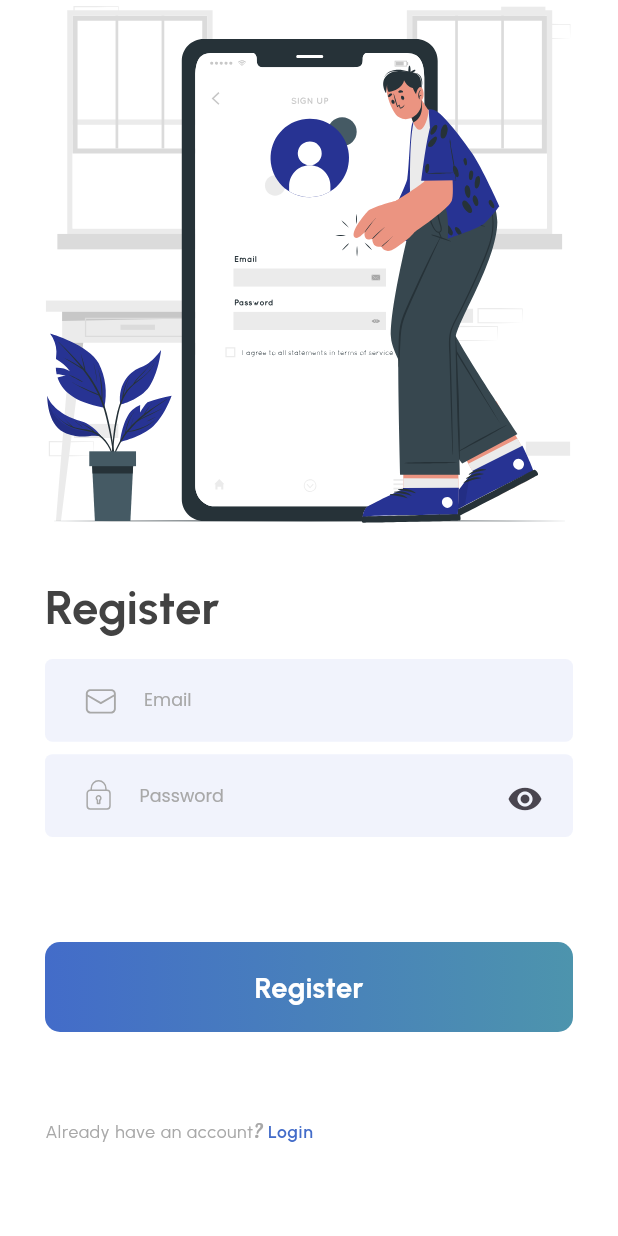
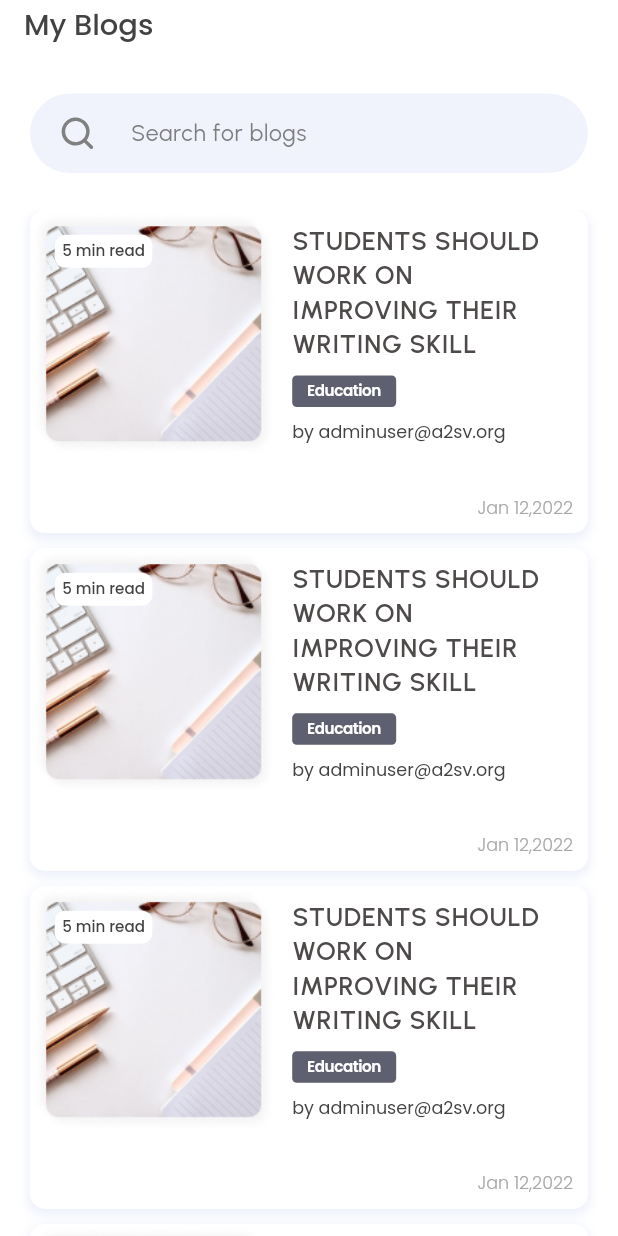
Before and after one commit to A2SV/Ghana-G4-Starter-Project, a Flutter app: the screen it shows after launch, on a phone screen of 412 x 824 dp. Run offline on Flutter 3.47's test engine with Material 3 defaults, Android fonts, the phone set to English and light mode, and no system bars; our stand-ins replace bloc, dartz, dotted_border, equatable, flutter_bloc, flutter_svg and 5 more.

Commit message:
feat(mobile): added all blogs screen

```diff
--- a/mobile/lib/src/core/routes/app_routes.dart
+++ b/mobile/lib/src/core/routes/app_routes.dart
@@ -3,6 +3,7 @@ import 'package:go_router/go_router.dart';
 import 'package:starter_project/src/features/auth/presentation/pages/otp_screen.dart';
 import 'package:starter_project/src/features/auth/presentation/pages/register_screen.dart';
 import 'package:starter_project/src/features/blog/presentation/pages/add_blog_screen.dart';
+import 'package:starter_project/src/features/blog/presentation/pages/all_blogs_screen.dart';
 import 'package:starter_project/src/features/blog/presentation/pages/edit_blog_screen.dart';
 import '../widgets/test_page.dart';
 
@@ -13,6 +14,7 @@ class AppRoutes {
   static const String registerScreen = 'register-screen';
   static const String addblogScreen = 'add-blog-screen';
   static const String editblogScreen = 'edit-blog-screen';
+  static const String allblogsScreen = 'all-blogs-screen';
 }
 
 //* Custom transition page
@@ -67,4 +69,9 @@ final routes = <GoRoute>[
     path: '/${EditBlogScreen.routeName}',
     builder: (context, state) => const EditBlogScreen(),
   ),
+  GoRoute(
+    name: AppRoutes.allblogsScreen,
+    path: '/${AllBlogsScreen.routeName}',
+    builder: (context, state) => const AllBlogsScreen(),
+  ),
 ];
--- a/mobile/lib/src/core/routes/routes_config.dart
+++ b/mobile/lib/src/core/routes/routes_config.dart
@@ -15,7 +15,7 @@ class AppRouter extends StatelessWidget {
   static GoRouter createRoute() {
     return GoRouter(
       redirect: ((context, state) => redirect(state)),
-      initialLocation: "/register-screen",
+      initialLocation: "/all-blogs-screen",
       routes: routes,
       observers: [],
     );
--- a/mobile/lib/src/core/theme/app_light_theme_colors.dart
+++ b/mobile/lib/src/core/theme/app_light_theme_colors.dart
@@ -8,4 +8,8 @@ class AppLightThemeColors {
   static const kBlackTextColor = Color.fromRGBO(53, 53, 53, 1);
   static const kFieldBackgroundColor = Color.fromRGBO(241, 243, 252, 1);
   static const kPrimaryLightColor = Color.fromRGBO(77, 148, 173, 1);
+  static const kOnSecondaryBackgroundLightColor = Colors.white;
+  static const kSecondaryBackgroundColor =  Color.fromRGBO(94, 95, 111, 1);
+  static const kTertiaryTextColor =  Color.fromRGBO(77, 74, 73, 1);
+
 }
--- a/mobile/lib/src/core/theme/theme_config.dart
+++ b/mobile/lib/src/core/theme/theme_config.dart
@@ -21,6 +21,7 @@ class ThemeConfig {
           fontSize: 18.sp,
         ),
       ),
+      cardColor: Colors.white,
       inputDecorationTheme: const InputDecorationTheme(
         fillColor: AppLightThemeColors.kFieldBackgroundColor,
       ),
--- /dev/null
+++ b/mobile/lib/src/core/widgets/blog_card.dart
@@ -0,0 +1,114 @@
+import 'package:flutter/material.dart';
+import 'package:responsive_sizer/responsive_sizer.dart';
+import 'package:starter_project/generated/assets.gen.dart';
+import 'package:starter_project/src/core/theme/app_light_theme_colors.dart';
+import 'package:starter_project/src/core/utils/custom_extensions.dart';
+
+class BlogCard extends StatelessWidget {
+  const BlogCard({
+    super.key,
+  });
+
+  @override
+  Widget build(BuildContext context) {
+    return Container(
+      decoration: BoxDecoration(
+        color: Colors.white,
+        boxShadow: [
+          BoxShadow(
+            color: AppLightThemeColors.kPrimaryColor.withOpacity(0.1),
+            spreadRadius: 1,
+            blurRadius: 5,
+            offset: const Offset(0, 3),
+          ),
+        ],
+        borderRadius: BorderRadius.circular(10.0),
+      ),
+      child: Column(
+        crossAxisAlignment: CrossAxisAlignment.end,
+        children: [
+          Row(
+            children: [
+              Stack(
+                alignment: Alignment.topLeft,
+                children: [
+                  Assets.images.blogPlaceholder.path
+                      .asAssetImage(height: 20.h)
+                      .rightPadding(10.0),
+                  Container(
+                    decoration: BoxDecoration(
+                      color: AppLightThemeColors.kOnSecondaryBackgroundLightColor,
+                      borderRadius: BorderRadius.circular(7.0),
+                    ),
+                    child: Text(
+                      '5 min read',
+                      maxLines: 1,
+                      style: context.textTheme.displayMedium!.copyWith(
+                        color: AppLightThemeColors.kDarkTextColor,fontSize: 13.sp,
+                      ),
+                    ).allPadding(5.0),
+                  ).symmetricPadding(4.w, 2.h),
+                ],
+              ),
+              Expanded(
+                child: Column(
+                  crossAxisAlignment: CrossAxisAlignment.start,
+                  mainAxisAlignment: MainAxisAlignment.start,
+                  children: [
+                    SizedBox(
+                      height: 11.h,
+                      width: 40.w,
+                      child: Text(
+                        'STUDENTS SHOULD WORK ON IMPROVING THEIR WRITING SKILL',
+                        softWrap: true,
+                        maxLines: 4,
+                        overflow: TextOverflow.ellipsis,
+                        style: context.textTheme.labelMedium!.copyWith(
+                          fontWeight: FontWeight.w600,
+                          fontSize: 17.sp,
+                          color: AppLightThemeColors.kTertiaryTextColor,
+                        ),
+                      ),
+                    ),
+                    Container(
+                      decoration: BoxDecoration(
+                        color: AppLightThemeColors.kSecondaryBackgroundColor,
+                        borderRadius: BorderRadius.circular(3.0),
+                      ),
+                      child: Text(
+                        'Education',
+                        maxLines: 1,
+                        style: context.textTheme.displayLarge!.copyWith(
+                          fontSize: 13.sp,
+                          color: AppLightThemeColors
+                              .kOnSecondaryBackgroundLightColor,
+                        ),
+                      ).symmetricPadding(10.0, 5.0),
+                    ).verticalPadding(10.0),
+                    Text(
+                      'by adminuser@a2sv.org',
+                      maxLines: 1,
+                      style: context.textTheme.displaySmall!.copyWith(
+                        color: AppLightThemeColors.kDarkTextColor,
+                      ),
+                    ),
+                  ],
+                ),
+              ),
+            ],
+          ),
+          SizedBox(
+            height: 2.h,
+          ),
+          Text(
+            'Jan 12,2022',
+            style: context.textTheme.displaySmall!.copyWith(
+              fontWeight: FontWeight.w300,
+              fontSize: 14.sp,
+            ),
+          ).allPadding(10.0),
+        ],
+      ),
+    );
+  }
+}
--- a/mobile/lib/src/core/widgets/widgets.dart
+++ b/mobile/lib/src/core/widgets/widgets.dart
@@ -1 +1,4 @@
 export 'test_page.dart';
+export 'custom_button.dart';
+export 'custom_textformfield.dart';
+export 'blog_card.dart';
--- /dev/null
+++ b/mobile/lib/src/features/blog/presentation/pages/all_blogs_screen.dart
@@ -0,0 +1,75 @@
+import 'package:flutter/material.dart';
+import 'package:responsive_sizer/responsive_sizer.dart';
+import 'package:starter_project/generated/assets.gen.dart';
+import 'package:starter_project/src/core/theme/app_light_theme_colors.dart';
+import 'package:starter_project/src/core/utils/custom_extensions.dart';
+import 'package:starter_project/src/core/widgets/widgets.dart';
+
+class AllBlogsScreen extends StatefulWidget {
+  static const String routeName = 'all-blogs-screen';
+  const AllBlogsScreen({super.key});
+
+  @override
+  State<AllBlogsScreen> createState() => _AllBlogsScreenState();
+}
+
+class _AllBlogsScreenState extends State<AllBlogsScreen> {
+  late final TextEditingController _searchController;
+  @override
+  Widget build(BuildContext context) {
+    return Scaffold(
+      appBar: AppBar(
+        title: Text(
+          'My Blogs',
+          style: context.textTheme.displayMedium!.copyWith(
+            color: AppLightThemeColors.kDarkTextColor,
+            fontSize: 18.sp,
+          ),
+        ),
+        toolbarHeight: 4.h,
+        bottom: PreferredSize(
+          preferredSize: Size.fromHeight(10.h),
+          child: CustomTextFormField(
+            borderRadiusValue: 30.0,
+            contentPadding: EdgeInsets.symmetric( vertical: 2.h),
+            textFormFieldType: TextFormFieldType.regular,
+            hintText: 'Search for blogs',
+            controller: _searchController,
+            hintStyle: context.textTheme.labelMedium!.copyWith(
+              fontWeight: FontWeight.w400,
+            ),
+            prefixIcon:
+                Assets.svg.blogSearch.path.asSvgImage().horizontalPadding(5.w),
+          ).horizontalPadding(20.0),
+        ),
+      ),
+      body: Column(
+        children: [
+          SizedBox(
+            height: 3.h,
+          ),
+          Expanded(
+            child: ListView.builder(
+              itemCount: 10,
+              itemBuilder: (context, index) {
+                return const BlogCard().onlyPadding(0, 10.0, 20.0, 20.0);
+              },
+            ),
+          ),
+        ],
+      ),
+    );
+  }
+
+  @override
+  void dispose() {
+    _searchController.dispose();
+    super.dispose();
+  }
+
+  @override
+  void initState() {
+    _searchController = TextEditingController();
+    super.initState();
+  }
+}
```
Also changed, not shown: mobile/pubspec.yaml (+1 -9 lines), mobile/assets/images/blog_placeholder.png (added), mobile/assets/svg/blog_search.svg (added), mobile/lib/generated/assets.gen.dart.
